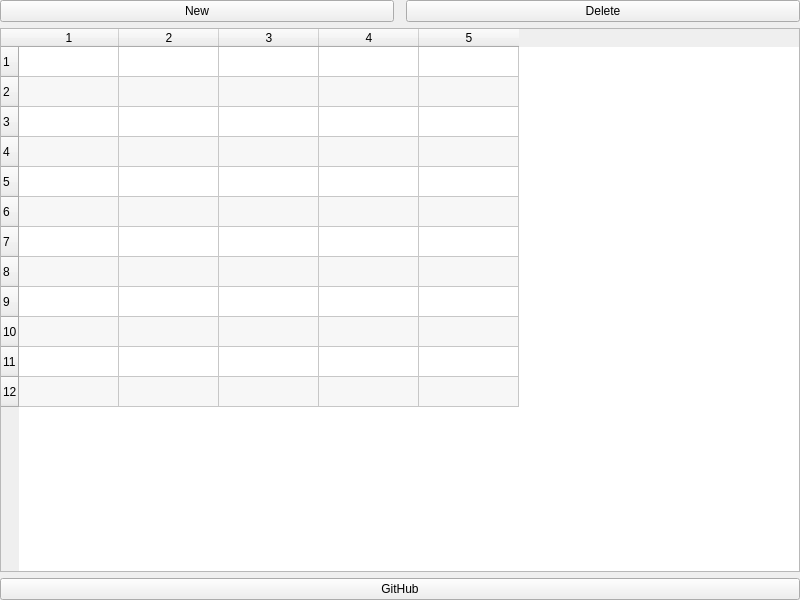
First picture: the form in mainwindow.ui, repository Dylan-Gresham/MyLibraryApp, before the edit.
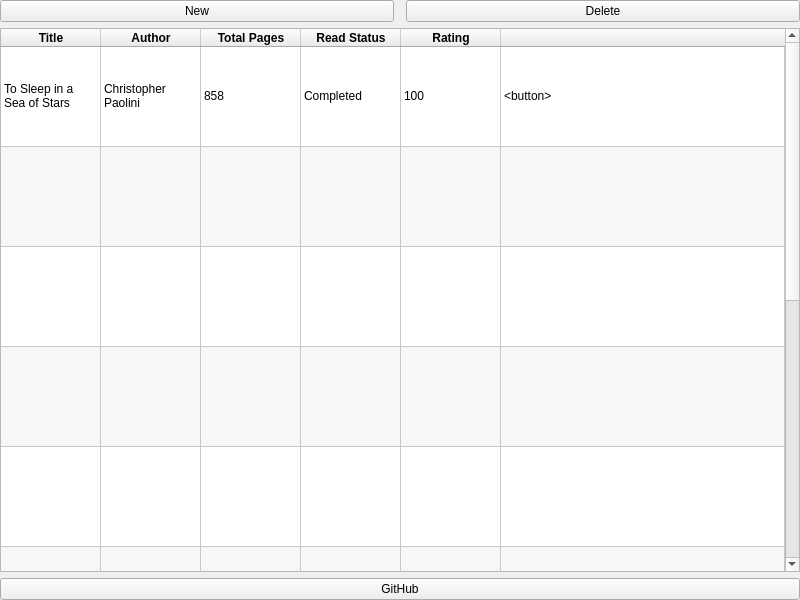
Second picture: the form after the edit.

Commit message:
Create QDialog & Fix header files
Created the QDialog as well as the input getters. Working on input
validation.

Patch:
```diff
--- a/mainwindow.ui
+++ b/mainwindow.ui
@@ -14,7 +14,7 @@
    <string>MainWindow</string>
   </property>
   <widget class="QWidget" name="centralwidget">
-   <layout class="QVBoxLayout" name="verticalLayout" stretch="1,10,1">
+   <layout class="QVBoxLayout" name="verticalLayout" stretch="1,10,0">
     <property name="leftMargin">
      <number>0</number>
     </property>
@@ -51,16 +51,61 @@
     <item>
      <layout class="QHBoxLayout" name="horizontalLayout_3">
       <item>
-       <widget class="QTableWidget" name="tableWidget">
+       <widget class="QTableWidget" name="bookTable">
+        <property name="autoFillBackground">
+         <bool>false</bool>
+        </property>
+        <property name="lineWidth">
+         <number>1</number>
+        </property>
+        <property name="autoScrollMargin">
+         <number>16</number>
+        </property>
+        <property name="editTriggers">
+         <set>QAbstractItemView::NoEditTriggers</set>
+        </property>
         <property name="alternatingRowColors">
          <bool>true</bool>
         </property>
+        <property name="textElideMode">
+         <enum>Qt::ElideNone</enum>
+        </property>
+        <property name="sortingEnabled">
+         <bool>true</bool>
+        </property>
         <property name="rowCount">
-         <number>12</number>
+         <number>10</number>
         </property>
         <property name="columnCount">
-         <number>5</number>
+         <number>6</number>
         </property>
+        <attribute name="horizontalHeaderVisible">
+         <bool>true</bool>
+        </attribute>
+        <attribute name="horizontalHeaderMinimumSectionSize">
+         <number>60</number>
+        </attribute>
+        <attribute name="horizontalHeaderHighlightSections">
+         <bool>true</bool>
+        </attribute>
+        <attribute name="horizontalHeaderStretchLastSection">
+         <bool>true</bool>
+        </attribute>
+        <attribute name="verticalHeaderVisible">
+         <bool>false</bool>
+        </attribute>
+        <attribute name="verticalHeaderCascadingSectionResizes">
+         <bool>false</bool>
+        </attribute>
+        <attribute name="verticalHeaderMinimumSectionSize">
+         <number>60</number>
+        </attribute>
+        <attribute name="verticalHeaderDefaultSectionSize">
+         <number>100</number>
+        </attribute>
+        <attribute name="verticalHeaderStretchLastSection">
+         <bool>false</bool>
+        </attribute>
         <row/>
         <row/>
         <row/>
@@ -71,13 +116,99 @@
         <row/>
         <row/>
         <row/>
-        <row/>
-        <row/>
-        <column/>
-        <column/>
-        <column/>
-        <column/>
-        <column/>
+        <column>
+         <property name="text">
+          <string>Title</string>
+         </property>
+         <property name="font">
+          <font>
+           <bold>true</bold>
+          </font>
+         </property>
+        </column>
+        <column>
+         <property name="text">
+          <string>Author</string>
+         </property>
+         <property name="font">
+          <font>
+           <bold>true</bold>
+          </font>
+         </property>
+        </column>
+        <column>
+         <property name="text">
+          <string>Total Pages</string>
+         </property>
+         <property name="font">
+          <font>
+           <bold>true</bold>
+          </font>
+         </property>
+        </column>
+        <column>
+         <property name="text">
+          <string>Read Status</string>
+         </property>
+         <property name="font">
+          <font>
+           <bold>true</bold>
+          </font>
+         </property>
+        </column>
+        <column>
+         <property name="text">
+          <string>Rating</string>
+         </property>
+         <property name="font">
+          <font>
+           <bold>true</bold>
+          </font>
+         </property>
+        </column>
+        <column>
+         <property name="text">
+          <string/>
+         </property>
+         <property name="font">
+          <font>
+           <bold>true</bold>
+          </font>
+         </property>
+         <property name="textAlignment">
+          <set>AlignHCenter|AlignTop</set>
+         </property>
+        </column>
+        <item row="0" column="0">
+         <property name="text">
+          <string>To Sleep in a Sea of Stars</string>
+         </property>
+        </item>
+        <item row="0" column="1">
+         <property name="text">
+          <string>Christopher Paolini</string>
+         </property>
+        </item>
+        <item row="0" column="2">
+         <property name="text">
+          <string>858</string>
+         </property>
+        </item>
+        <item row="0" column="3">
+         <property name="text">
+          <string>Completed</string>
+         </property>
+        </item>
+        <item row="0" column="4">
+         <property name="text">
+          <string>100</string>
+         </property>
+        </item>
+        <item row="0" column="5">
+         <property name="text">
+          <string>&lt;button&gt;</string>
+         </property>
+        </item>
        </widget>
       </item>
      </layout>
```
Left out of the diff: 12 changed lines with no effect on the pictures. The commit also changes 9 other files.
